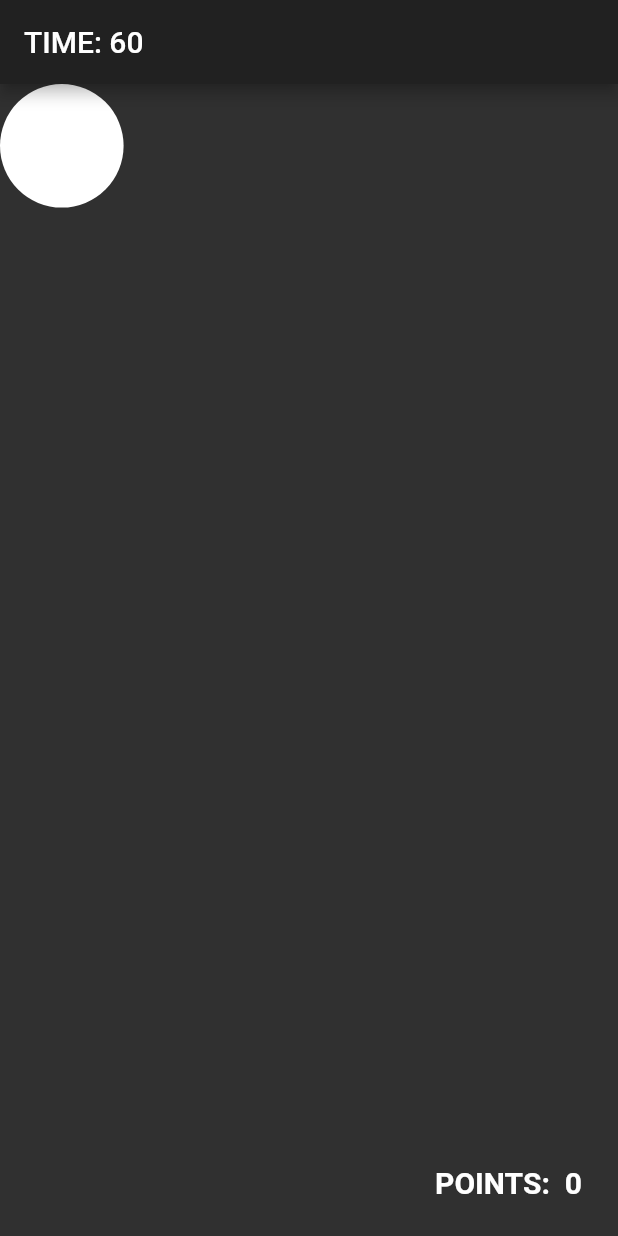
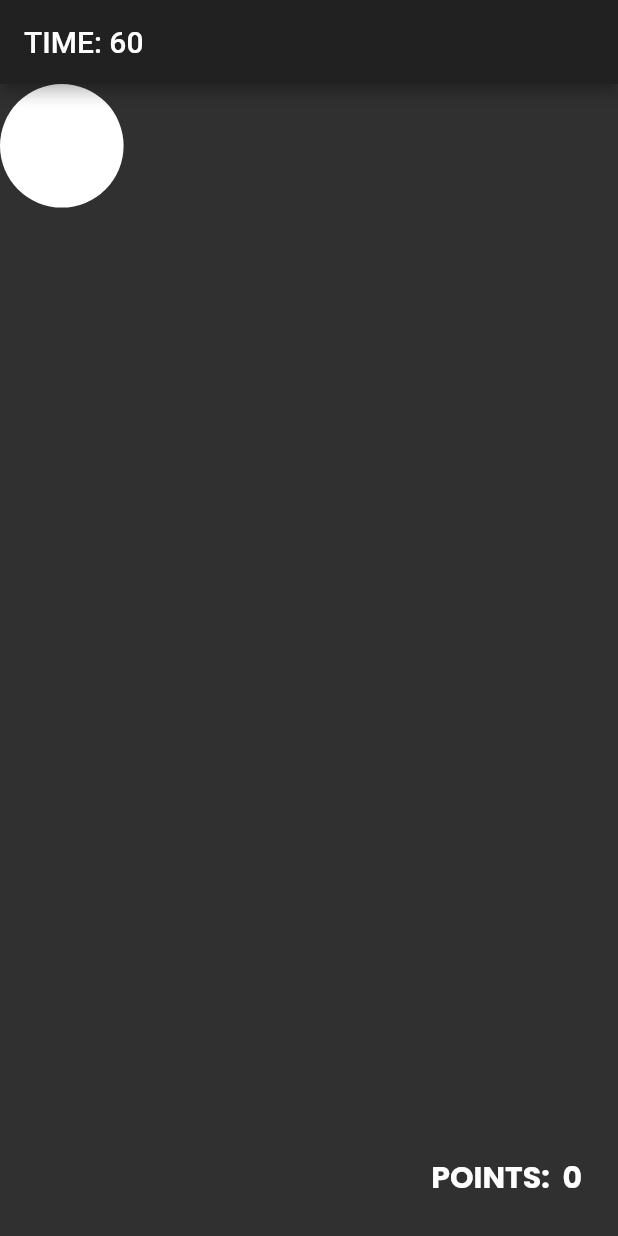
Before and after one commit to Viditkhanna/Thats-my-ball, a Flutter app: the screen it shows after launch, on a phone screen of 412 x 824 dp. Run offline on Flutter 3.47's test engine with Material 2 defaults, Android fonts, the phone set to English and light mode, and no system bars; our stand-ins replace get, google_fonts.

Commit message:
Add fontfamily

```diff
--- a/lib/app.dart
+++ b/lib/app.dart
@@ -1,12 +1,13 @@
 import 'package:flutter/material.dart';
 import 'package:get/get.dart';
+import 'package:thats_my_ball/resources/app_theme.dart';
 import 'package:thats_my_ball/ui/playground_screen.dart';
 
 class MyApp extends StatelessWidget {
   @override
   Widget build(BuildContext context) {
     return GetMaterialApp(
-      theme: ThemeData.dark(),
+      theme: AppTheme.get(),
       home: PlaygroundScreen(),
     );
   }
--- /dev/null
+++ b/lib/resources/app_theme.dart
@@ -0,0 +1,17 @@
+import 'package:flutter/material.dart';
+import 'package:google_fonts/google_fonts.dart';
+
+class AppTheme {
+  static ThemeData get() {
+    return ThemeData.dark().copyWith(
+      textTheme: ThemeData.dark()
+          .textTheme
+          .copyWith(
+            button: TextStyle(fontSize: 22, fontWeight: FontWeight.w600),
+          )
+          .apply(
+            fontFamily: GoogleFonts.poppins().fontFamily,
+          ),
+    );
+  }
+}
```
